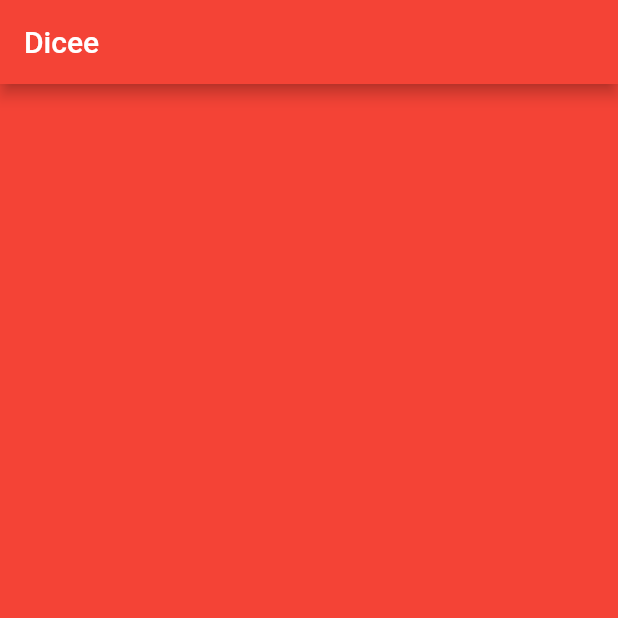
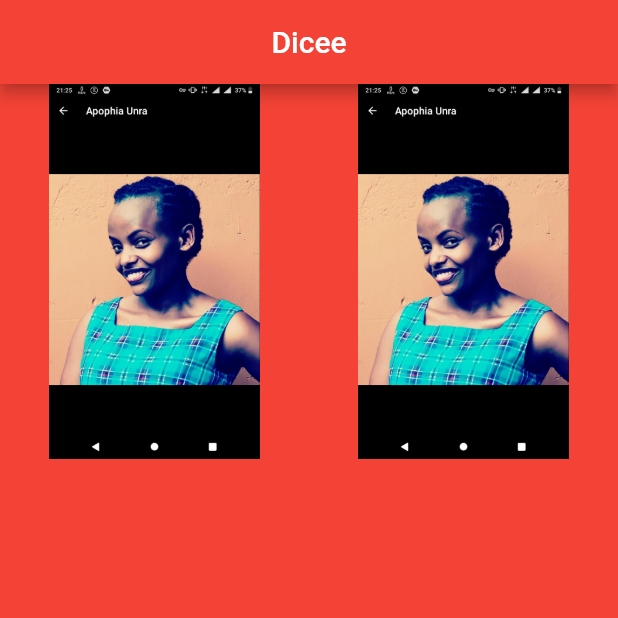
Before and after one commit to kenmugy/dice-app, a Flutter app: the screen it shows after launch, on a phone screen of 412 x 824 dp, the top half of it. Run offline on Flutter 3.47's test engine with Material 2 defaults, Android fonts, the phone set to English and light mode, and no system bars.

Commit message:
Add row with image widgets

```diff
--- a/lib/main.dart
+++ b/lib/main.dart
@@ -5,15 +5,25 @@ void main() => runApp(MaterialApp(
         backgroundColor: Colors.red,
         appBar: AppBar(
           backgroundColor: Colors.red,
-          title: Text("Dicee"),
+          title: Center(child: Text("Dicee")),
         ),
-        body: DiceBody(),
+        body: DicePage(),
       ),
     ));
 
-class DiceBody extends StatelessWidget {
+class DicePage extends StatelessWidget {
   @override
   Widget build(BuildContext context) {
-    return Container();
+    return Row(
+      mainAxisAlignment: MainAxisAlignment.spaceAround,
+      children: <Widget>[
+        Image(
+          height: 250,
+          image: AssetImage('images/pennie.png')),
+        Image(
+          height: 250,
+          image: AssetImage('images/pennie.png')),
+          ],
+    );
   }
 }
```
Also changed, not shown: 1 other file.
